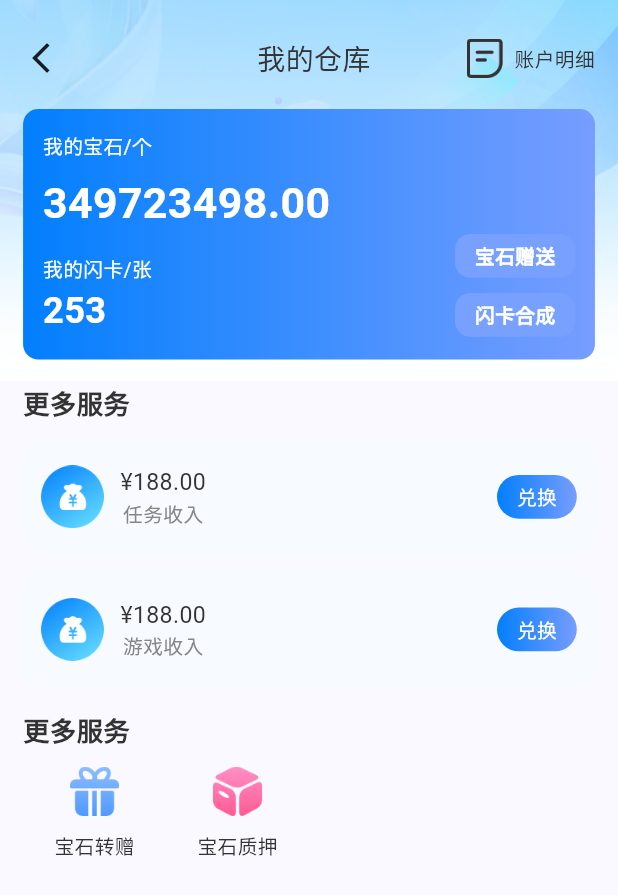
After one commit to hannah2024Flutter/chengbaoworld-ui, a Flutter app: the MineStore screen opened by its route, on a phone screen of 412 x 824 dp. The commit adds this screen. Shown: the top 895 px of the screen. Run offline on Flutter 3.47's test engine with Material 3 defaults, Android fonts, the light colour scheme and no system bars; our stand-ins replace dio, easy_refresh, flutter_easyloading, flutter_screenutil, get, pretty_dio_logger and 1 more; accounts and stored records are empty.

Commit message:
开发-我的仓库UI，修改我的页面点击事件、布局等

```diff
--- a/lib/common/routers/app_pages.dart
+++ b/lib/common/routers/app_pages.dart
@@ -3,9 +3,10 @@ import 'package:castleworld/pages/app_home/app_home.dart';
 import 'package:castleworld/pages/login/login.dart';
 import 'package:castleworld/pages/login/prv_agreement.dart';
 import 'package:castleworld/pages/login/view.dart';
+import 'package:castleworld/pages/mine/mine_store.dart';
 import 'package:get/get.dart';
 
-class AppPages{
+class AppPages {
   static _pageBuilder({
     required String name,
     required GetPageBuilder page,
@@ -21,8 +22,9 @@ class AppPages{
         popGesture: true,
       );
   static final routes = <GetPage>[
-    _pageBuilder(name: AppRoutes.main, page: ()=>AppHome()),
-    _pageBuilder(name: AppRoutes.login, page: ()=>LoginPage()),
-    _pageBuilder(name: AppRoutes.prvAgreemeet, page: ()=>PrvAgreement()),
+    _pageBuilder(name: AppRoutes.main, page: () => AppHome()),
+    _pageBuilder(name: AppRoutes.login, page: () => LoginPage()),
+    _pageBuilder(name: AppRoutes.prvAgreemeet, page: () => PrvAgreement()),
+    _pageBuilder(name: AppRoutes.mineStore, page: () => const MineStore()),
   ];
 }
--- a/lib/common/routers/app_routes.dart
+++ b/lib/common/routers/app_routes.dart
@@ -3,4 +3,5 @@ class AppRoutes{
   static const main='/';
   static const login='/login';
   static const prvAgreemeet='/prv_agreemeet';
+  static const mineStore='/mine_store';
 }
--- a/lib/pages/mine/mine.dart
+++ b/lib/pages/mine/mine.dart
@@ -27,7 +27,7 @@ class _MineState extends State<Mine> {
             children: [
               ///背景
               Image.asset(
-                getImgPath('bg_mine_title', sux: '.png'),
+                getImgPath('bg_mine_title'),
                 fit: BoxFit.fill,
                 width: double.infinity,
                 height: 250.h,
@@ -70,7 +70,7 @@ class _MineState extends State<Mine> {
         ClipRRect(
           borderRadius: BorderRadius.all(Radius.circular(62.r)),
           child: Image.asset(
-            getImgPath('bg_mine_title', sux: '.png'),
+            getImgPath('bg_mine_title'),
             fit: BoxFit.fill,
             width: 62.r,
             height: 62.r,
@@ -150,7 +150,9 @@ class _MineState extends State<Mine> {
     return Expanded(
       flex: 1,
       child: GestureDetector(
-        onTap: function.call(),
+        onTap: () {
+          function.call();
+        },
         child: Stack(
           alignment: Alignment.center,
           children: [
@@ -259,7 +261,7 @@ class _MineState extends State<Mine> {
               SizedBox(width: 5.w),
               _getMineTeamsItemWidget('今日新增', '34人'),
               SizedBox(width: 5.w),
-              _getMineTeamsItemWidget('累计产出宝石', '=54653'),
+              _getMineTeamsItemWidget('累计产出宝石', '54653', leftImg: 'ic_mine_equal'),
             ],
           ),
           SizedBox(height: 12.h),
@@ -284,7 +286,7 @@ class _MineState extends State<Mine> {
     );
   }
 
-  Widget _getMineTeamsItemWidget(String title, String content) {
+  Widget _getMineTeamsItemWidget(String title, String content, {String? leftImg}) {
     return Expanded(
       flex: 1,
       child: Container(
@@ -296,7 +298,7 @@ class _MineState extends State<Mine> {
         padding: EdgeInsets.only(top: 10.h, bottom: 10.h),
         child: Column(
           mainAxisAlignment: MainAxisAlignment.center,
-          crossAxisAlignment: CrossAxisAlignment.start,
+          crossAxisAlignment: CrossAxisAlignment.center,
           children: [
             Text(
               title,
@@ -307,6 +309,18 @@ class _MineState extends State<Mine> {
               ),
             ),
             SizedBox(height: 5.h),
+            Row(
+              mainAxisAlignment: MainAxisAlignment.center,
+              children: [
+                Visibility(
+                  visible: leftImg?.isNotEmpty == true,
+                  child: Image.asset(
+                    getImgPath(leftImg ?? ''),
+                    fit: BoxFit.fill,
+                    width: 9.w,
+                    height: 6.w,
+                  ),
+                ),
                 Text(
                   content,
                   style: TextStyle(
@@ -316,6 +330,8 @@ class _MineState extends State<Mine> {
                 ),
               ],
             ),
+          ],
+        ),
       ),
     );
   }
--- /dev/null
+++ b/lib/pages/mine/mine_store.dart
@@ -0,0 +1,370 @@
+import 'package:castleworld/config/Utils.dart';
+import 'package:flutter/cupertino.dart';
+import 'package:flutter/material.dart';
+import 'package:flutter_screenutil/flutter_screenutil.dart';
+
+/// 创建时间：2024/1/27
+/// 作者：hannah
+/// 描述：
+
+class MineStore extends StatefulWidget {
+  const MineStore({super.key});
+
+  @override
+  State<StatefulWidget> createState() {
+    return _MineStoreState();
+  }
+}
+
+class _MineStoreState extends State<MineStore> {
+  @override
+  Widget build(BuildContext context) {
+    return Scaffold(
+      body: Container(
+        decoration: const BoxDecoration(),
+        child: SingleChildScrollView(
+          child: Stack(
+            children: [
+              ///背景
+              Image.asset(
+                getImgPath('bg_mine_title'),
+                fit: BoxFit.fill,
+                width: double.infinity,
+                height: 250.h,
+              ),
+              _getContentView(),
+            ],
+          ),
+        ),
+      ),
+    );
+  }
+
+  Widget _getContentView() {
+    return Padding(
+      padding: EdgeInsets.all(14.w),
+      child: Column(
+        children: [
+          _toolBarWidget(),
+          _myJewelWidget(),
+          _moreServiceWidget(),
+          _moreServiceEntryWidget(),
+        ],
+      ),
+    );
+  }
+
+  Widget _toolBarWidget() {
+    return Column(
+      children: [
+        Container(
+          margin: EdgeInsets.only(top: MediaQuery.of(context).padding.top + 10),
+          child: Row(
+            mainAxisAlignment: MainAxisAlignment.spaceBetween,
+            children: [
+              InkWell(
+                onTap: () {
+                  Navigator.of(context).pop();
+                },
+                child: const Icon(Icons.arrow_back_ios_new_sharp),
+              ),
+              Container(
+                margin: EdgeInsets.only(left: 62.w),
+                child: Text(
+                  "我的仓库",
+                  style: TextStyle(
+                    color: const Color(0xFF333333),
+                    fontSize: 17.sp,
+                    fontWeight: FontWeight.w500,
+                  ),
+                ),
+              ),
+              InkWell(
+                onTap: () {
+                  //todo
+                },
+                child: Row(
+                  children: [
+                    Image.asset(
+                      getImgPath('ic_mine_store_detail'),
+                      fit: BoxFit.fill,
+                      width: 22.w,
+                      height: 24.w,
+                    ),
+                    SizedBox(width: 7.w),
+                    Text(
+                      "账户明细",
+                      style: TextStyle(
+                        color: const Color(0xff333333),
+                        fontSize: 12.sp,
+                      ),
+                    ),
+                  ],
+                ),
+              ),
+            ],
+          ),
+        ),
+      ],
+    );
+  }
+
+  Widget _myJewelWidget() {
+    return Container(
+      decoration: BoxDecoration(
+          gradient: const LinearGradient(colors: [
+            Color(0xff027FFD),
+            Color(0xff779DFF),
+          ]),
+          borderRadius: BorderRadius.all(Radius.circular(10.r))),
+      padding: EdgeInsets.only(left: 12.w, right: 12.w, top: 15.h, bottom: 15.h),
+      margin: EdgeInsets.only(top: 20.h),
+      child: Column(
+        crossAxisAlignment: CrossAxisAlignment.start,
+        children: [
+          Text(
+            "我的宝石/个",
+            style: TextStyle(
+              color: Colors.white,
+              fontSize: 12.sp,
+            ),
+          ),
+          SizedBox(height: 7.h),
+          Text(
+            "349723498.00",
+            style: TextStyle(
+              color: Colors.white,
+              fontSize: 26.sp,
+              fontWeight: FontWeight.bold,
+            ),
+            maxLines: 1,
+            overflow: TextOverflow.ellipsis,
+          ),
+          Row(
+            mainAxisAlignment: MainAxisAlignment.spaceBetween,
+            crossAxisAlignment: CrossAxisAlignment.end,
+            children: [
+              Expanded(
+                child: Column(
+                  crossAxisAlignment: CrossAxisAlignment.start,
+                  children: [
+                    Text(
+                      "我的闪卡/张",
+                      style: TextStyle(
+                        color: Colors.white,
+                        fontSize: 12.sp,
+                      ),
+                    ),
+                    Text(
+                      "253",
+                      style: TextStyle(
+                        color: Colors.white,
+                        fontSize: 22.sp,
+                        fontWeight: FontWeight.bold,
+                      ),
+                      maxLines: 1,
+                      overflow: TextOverflow.ellipsis,
+                    ),
+                  ],
+                ),
+              ),
+              Column(
+                children: [
+                  InkWell(
+                    onTap: () {
+                      //todo
+                    },
+                    child: Container(
+                      decoration: BoxDecoration(
+                        color: const Color(0xff78A0FF),
+                        borderRadius: BorderRadius.all(Radius.circular(10.r)),
+                      ),
+                      padding: EdgeInsets.only(left: 12.w, right: 12.w, top: 5.h, bottom: 5.h),
+                      child: Text(
+                        "宝石赠送",
+                        style: TextStyle(
+                          color: Colors.white,
+                          fontSize: 12.sp,
+                          fontWeight: FontWeight.bold,
+                        ),
+                      ),
+                    ),
+                  ),
+                  SizedBox(height: 10.h),
+                  InkWell(
+                    onTap: () {
+                      //todo
+                    },
+                    child: Container(
+                      decoration: BoxDecoration(
+                        color: const Color(0xff78A0FF),
+                        borderRadius: BorderRadius.all(Radius.circular(10.r)),
+                      ),
+                      padding: EdgeInsets.only(left: 12.w, right: 12.w, top: 5.h, bottom: 5.h),
+                      child: Text(
+                        "闪卡合成",
+                        style: TextStyle(
+                          color: Colors.white,
+                          fontSize: 12.sp,
+                          fontWeight: FontWeight.bold,
+                        ),
+                      ),
+                    ),
+                  ),
+                ],
+              )
+            ],
+          )
+        ],
+      ),
+    );
+  }
+
+  Widget _moreServiceWidget() {
+    return Column(
+      crossAxisAlignment: CrossAxisAlignment.start,
+      children: [
+        SizedBox(height: 16.h),
+        Text(
+          '更多服务',
+          style: TextStyle(
+            color: const Color(0xff333333),
+            fontSize: 16.sp,
+            fontWeight: FontWeight.w600,
+          ),
+        ),
+        _moreServiceItemWidget('¥188.00', '任务收入'),
+        _moreServiceItemWidget('¥188.00', '游戏收入'),
+      ],
+    );
+  }
+
+  Widget _moreServiceItemWidget(String money, String title) {
+    return Container(
+      decoration: BoxDecoration(
+        color: const Color(0xffF7FBFF),
+        borderRadius: BorderRadius.all(Radius.circular(12.r)),
+      ),
+      padding: EdgeInsets.only(left: 11.w, right: 11.w, top: 17.h, bottom: 17.h),
+      margin: EdgeInsets.only(top: 12.h),
+      child: Row(
+        children: [
+          Expanded(
+            child: Row(
+              children: [
+                Image.asset(
+                  getImgPath('ic_mine_store_in'),
+                  fit: BoxFit.fill,
+                  width: 38.w,
+                  height: 38.w,
+                ),
+                SizedBox(width: 10.w),
+                Column(
+                  children: [
+                    Text(
+                      money,
+                      style: TextStyle(
+                        color: const Color(0xff333333),
+                        fontSize: 14.sp,
+                      ),
+                      maxLines: 1,
+                      overflow: TextOverflow.ellipsis,
+                    ),
+                    Text(
+                      title,
+                      style: TextStyle(
+                        color: const Color(0xff868686),
+                        fontSize: 12.sp,
+                      ),
+                      maxLines: 1,
+                      overflow: TextOverflow.ellipsis,
+                    ),
+                  ],
+                ),
+              ],
+            ),
+          ),
+          InkWell(
+            onTap: () {
+              //todo
+            },
+            child: Container(
+              decoration: BoxDecoration(
+                gradient: const LinearGradient(colors: [
+                  Color(0xff027FFD),
+                  Color(0xff779DFF),
+                ]),
+                borderRadius: BorderRadius.all(Radius.circular(15.r)),
+              ),
+              padding: EdgeInsets.only(left: 12.w, right: 12.w, top: 5.h, bottom: 5.h),
+              child: Text(
+                "兑换",
+                style: TextStyle(
+                  color: Colors.white,
+                  fontSize: 12.sp,
+                  fontWeight: FontWeight.w500,
+                ),
+              ),
+            ),
+          ),
+        ],
+      ),
+    );
+  }
+
+  Widget _moreServiceEntryWidget() {
+    return Column(
+      crossAxisAlignment: CrossAxisAlignment.start,
+      children: [
+        SizedBox(height: 16.h),
+        Text(
+          '更多服务',
+          style: TextStyle(
+            color: const Color(0xff333333),
+            fontSize: 16.sp,
+            fontWeight: FontWeight.w600,
+          ),
+        ),
+        SizedBox(height: 12.h),
+        Flex(
+          direction: Axis.horizontal,
+          children: [
+            _moreServiceEntryItemWidget('ic_mine_store_service', '宝石转赠', () {}),
+            _moreServiceEntryItemWidget('ic_mine_store_dy', '宝石质押', () {}),
+            const Expanded(flex: 1, child: SizedBox()),
+            const Expanded(flex: 1, child: SizedBox()),
+          ],
+        )
+      ],
+    );
+  }
+
+  Widget _moreServiceEntryItemWidget(String img, String text, Function function) {
+    return Expanded(
+      flex: 1,
+      child: InkWell(
+        onTap: () {
+          function.call();
+        },
+        child: Column(
+          children: [
+            Image.asset(
+              getImgPath(img),
+              fit: BoxFit.fill,
+              width: 30.w,
+              height: 30.w,
+            ),
+            SizedBox(height: 10.h),
+            Text(
+              text,
+              style: TextStyle(
+                fontSize: 12.sp,
+                color: const Color(0xff333333),
+              ),
+            ),
+          ],
+        ),
+      ),
+    );
+  }
+}
--- a/lib/pages/mine/widgets/mine_center_widget.dart
+++ b/lib/pages/mine/widgets/mine_center_widget.dart
@@ -1,6 +1,8 @@
+import 'package:castleworld/common/routers/app_routes.dart';
 import 'package:castleworld/config/Utils.dart';
 import 'package:flutter/cupertino.dart';
 import 'package:flutter_screenutil/flutter_screenutil.dart';
+import 'package:get/get.dart';
 
 /// 创建时间：2024/1/27
 /// 作者：hannah
@@ -17,7 +19,7 @@ class MineCenterWidget extends StatelessWidget {
         direction: Axis.horizontal,
         children: [
           _getMineCenterItemWidget('bg_mine_store', '我的仓库', '边赚边玩', () {
-            //todo
+            Get.toNamed(AppRoutes.mineStore);
           }),
           SizedBox(width: 13.w),
           _getMineCenterItemWidget('bg_mine_transfer', '转赠中心', '领腾讯VIP', () {
@@ -37,7 +39,9 @@ class MineCenterWidget extends StatelessWidget {
     return Expanded(
       flex: 1,
       child: GestureDetector(
-        onTap: function.call(),
+        onTap: () {
+          function.call();
+        },
         child: Stack(
           alignment: Alignment.centerLeft,
           children: [
--- a/lib/pages/mine/widgets/mine_common_function_widget.dart
+++ b/lib/pages/mine/widgets/mine_common_function_widget.dart
@@ -90,7 +90,9 @@ class MineCommonFunctionWidget extends StatelessWidget {
     return Expanded(
       flex: 1,
       child: GestureDetector(
-        onTap: function.call(),
+        onTap: () {
+          function.call();
+        },
         child: Column(
           children: [
             Image.asset(
--- a/lib/pages/mine/widgets/mine_function_widget.dart
+++ b/lib/pages/mine/widgets/mine_function_widget.dart
@@ -46,7 +46,9 @@ class MineFunctionWidget extends StatelessWidget {
     return Expanded(
       flex: 1,
       child: GestureDetector(
-        onTap: function.call(),
+        onTap: () {
+          function.call();
+        },
         child: Column(
           children: [
             Image.asset(
```
Also changed, not shown: assets/images/bg_mine_btn.webp (added), assets/images/bg_mine_title.png (deleted), assets/images/bg_mine_title.webp (added), assets/images/ic_mine_equal.webp (added), assets/images/ic_mine_store_detail.webp (added), assets/images/ic_mine_store_dy.webp (added), assets/images/ic_mine_store_in.webp (added), assets/images/ic_mine_store_service.webp (added). Lines whose indentation alone changed are shown as unchanged.
